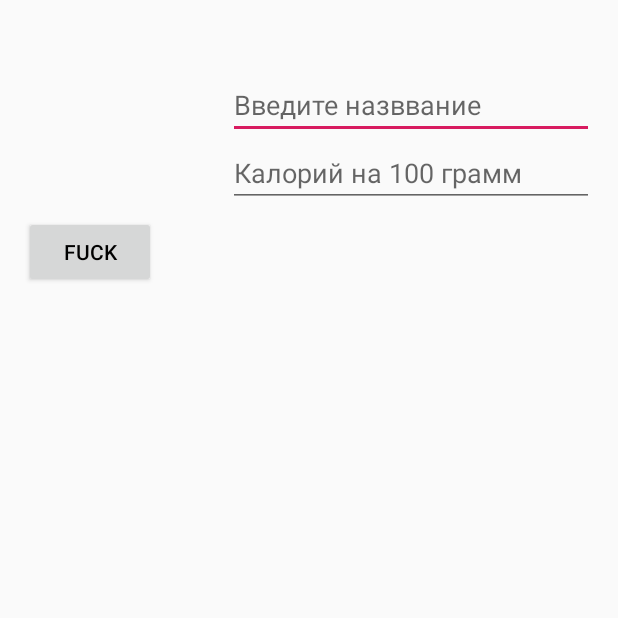
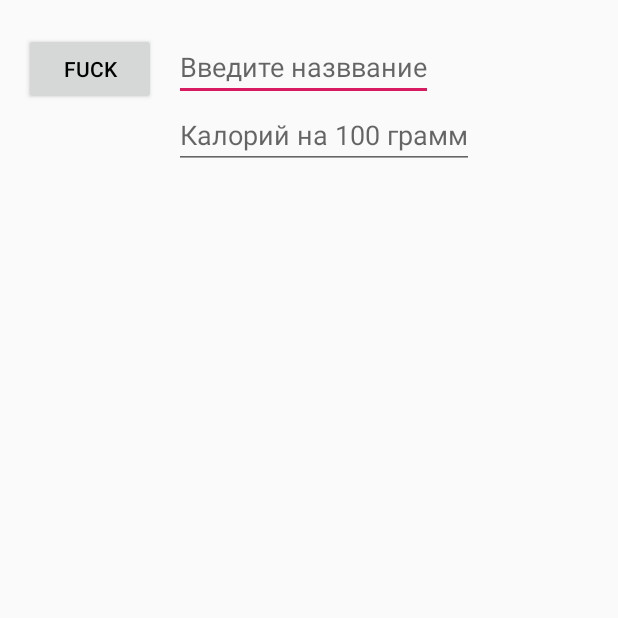
Before and after one commit to BoZliPraiseTheSun/Cheat, an Android app: the AddNewProductActivity screen opened directly, with no data from a screen before it, on a phone screen of 412 x 824 dp, the top half of it. Run offline under Robolectric (Android 15) with nearby library versions, the phone set to English and light mode, and no system bars; libraries missing offline, so code that uses them is left out: com.soundcloud.android.

Commit message:
Delited imge ALL

```diff
--- a/app/src/main/java/com/example/cheat/AddNewProductActivity.kt
+++ b/app/src/main/java/com/example/cheat/AddNewProductActivity.kt
@@ -14,10 +14,7 @@ class AddNewProductActivity : AppCompatActivity() {
         super.onCreate(savedInstanceState)
         setContentView(R.layout.activity_add_new_product)
 
-        val uri = intent.getParcelableExtra<Uri>("uri")
-        image_from_camera.setImageURI(uri)
         test_btn.setOnClickListener {
-            Crop.of(uri, uri).asSquare().start(this)
             val bundle = Intent()
             if (save_name_product.text.isNotEmpty() && save_calorie_content.text.isNotEmpty()) {
                 bundle.putExtra("Name", save_name_product.text.toString())
--- a/app/src/main/java/com/example/cheat/FoodsEaten.kt
+++ b/app/src/main/java/com/example/cheat/FoodsEaten.kt
@@ -1,7 +1,6 @@
 package com.example.cheat
 
 data class FoodsEaten(
-    val imageUri: String?,
     val name: String,
     var calorieEat: Int,
     var gramsEat: Int
--- a/app/src/main/java/com/example/cheat/MyAdapterFoodsEaten.kt
+++ b/app/src/main/java/com/example/cheat/MyAdapterFoodsEaten.kt
@@ -24,9 +24,6 @@ class MyAdapterFoodsEaten(private val list: ArrayList<FoodsEaten>) :
     override fun onBindViewHolder(holderProductsEat: MyHolderProductEat, position: Int) {
         val listProductEat = list[position]
         holderProductsEat.apply {
-            if (listProductEat.imageUri != null) {
-                itemView.image_product_eat.setImageURI(listProductEat.imageUri.toUri())
-            }
             itemView.name_eat_view.text = listProductEat.name
             itemView.cal_eat_view.text = listProductEat.calorieEat.toString()
             itemView.gram_eat_view.text = listProductEat.gramsEat.toString()
--- a/app/src/main/java/com/example/cheat/MyAdapterProduct.kt
+++ b/app/src/main/java/com/example/cheat/MyAdapterProduct.kt
@@ -3,7 +3,6 @@ package com.example.cheat
 import android.view.LayoutInflater
 import android.view.View
 import android.view.ViewGroup
-import androidx.core.net.toUri
 import androidx.recyclerview.widget.RecyclerView
 import kotlinx.android.synthetic.main.view_holder_product.view.*
 
@@ -27,7 +26,6 @@ class MyAdapterProduct(
         val listProduct = list[position]
         holderProducts.apply {
             itemView.name_product_recycler.text = listProduct.name
-//            itemView.name_product_recycler.setImageURI(listProduct.imageUri.toUri())
             itemView.cal_product_text_recycler.text = listProduct.calorieContent.toString()
 
             itemView.setOnClickListener {
--- a/app/src/main/java/com/example/cheat/Product.kt
+++ b/app/src/main/java/com/example/cheat/Product.kt
@@ -1,7 +1,6 @@
 package com.example.cheat
 
 data class Product(
-    val imageUri: String?,
     val name: String,
     val calorieContent: Int
 )
--- a/app/src/main/res/layout/activity_add_new_product.xml
+++ b/app/src/main/res/layout/activity_add_new_product.xml
@@ -8,34 +8,23 @@
         android:padding="16dp"
         tools:context=".AddNewProductActivity">
 
-    <ImageView
-            android:layout_width="0dp"
-            android:layout_height="0dp"
-            app:layout_constraintHorizontal_weight="1"
-            app:layout_constraintDimensionRatio="1:1"
-            app:layout_constraintTop_toTopOf="parent"
-            app:layout_constraintStart_toStartOf="parent"
-            app:layout_constraintEnd_toStartOf="@id/save_calorie_content"
-            android:id="@+id/image_from_camera"/>
 
     <EditText
             style="@style/AddProduct"
             android:inputType="textPersonName"
+            android:layout_marginStart="12dp"
             android:hint="Введите назввание"
-            app:layout_constraintBottom_toTopOf="@id/save_calorie_content"
-            app:layout_constraintStart_toStartOf="@id/save_calorie_content"
-            app:layout_constraintEnd_toEndOf="@id/save_calorie_content"
+            app:layout_constraintTop_toTopOf="@id/test_btn"
+            app:layout_constraintStart_toEndOf="@id/test_btn"
             android:id="@+id/save_name_product"/>
 
     <EditText
             style="@style/AddProduct"
-            android:layout_marginStart="14dp"
             android:inputType="number"
             android:hint="Калорий на 100 грамм"
             app:layout_constraintHorizontal_weight="2"
-            app:layout_constraintStart_toEndOf="@+id/image_from_camera"
-            app:layout_constraintEnd_toEndOf="parent"
-            app:layout_constraintBottom_toBottomOf="@id/image_from_camera"
+            app:layout_constraintTop_toBottomOf="@id/save_name_product"
+            app:layout_constraintStart_toStartOf="@id/save_name_product"
             android:id="@+id/save_calorie_content"/>
 
     <Button
@@ -43,7 +32,7 @@
             android:layout_marginTop="6dp"
             android:text="fuck"
             app:layout_constraintStart_toStartOf="parent"
-            app:layout_constraintTop_toBottomOf="@id/image_from_camera"
+            app:layout_constraintTop_toTopOf="parent"
             android:id="@+id/test_btn"/>
 
 </androidx.constraintlayout.widget.ConstraintLayout>
--- a/app/src/main/res/values/styles.xml
+++ b/app/src/main/res/values/styles.xml
@@ -20,11 +20,11 @@
         <item name="android:textColor">@color/colorGray</item>
     </style>
 
-    <style name="CalNum" parent="PrimaryText">
+    <style name="TextBig" parent="PrimaryText">
         <item name="android:textSize">24dp</item>
     </style>
 
-    <style name="CalText" parent="SecondaryText">
+    <style name="TextSmall" parent="SecondaryText">
         <item name="android:textSize">14dp</item>
     </style>
 
```
Also changed, not shown: app/src/main/java/com/example/cheat/ProductsStoreActivity.kt (+5 -18 lines), app/src/main/res/layout/activity_products_store.xml (+3 -13 lines), app/src/main/res/layout/activity_user.xml (+4 -4 lines), app/src/main/res/layout/view_holder_product.xml (+7 -6 lines), app/src/main/res/layout/view_holder_product_eat.xml (+3 -10 lines).
